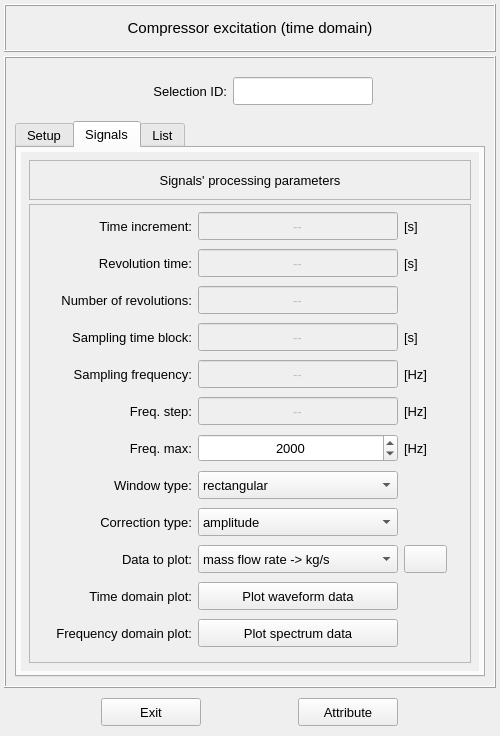
Above: vibra/interface/data/ui_files/model/acoustic/compressor_excitation_waveform_inputs.ui from MOPT-UFSC/VIBRA before the change. Below: the same form after it.
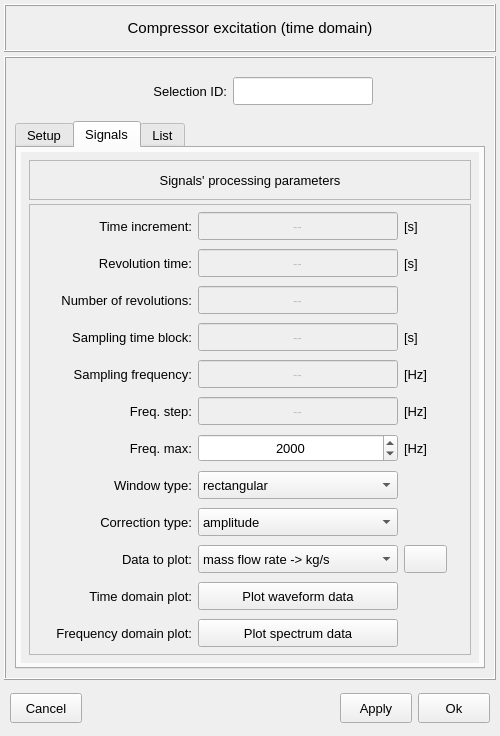
That is the form after the change. The open tabs and pages were chosen to show the change. Icons and pictures are not drawn.

The edit to the form file:
```diff
--- a/vibra/interface/data/ui_files/model/acoustic/compressor_excitation_waveform_inputs.ui
+++ b/vibra/interface/data/ui_files/model/acoustic/compressor_excitation_waveform_inputs.ui
@@ -34,7 +34,6 @@
   <property name="font">
    <font>
     <pointsize>11</pointsize>
-    <weight>50</weight>
     <bold>false</bold>
    </font>
   </property>
@@ -105,114 +104,7 @@
          <enum>Qt::AutoText</enum>
         </property>
         <property name="alignment">
-         <set>Qt::AlignCenter</set>
-        </property>
-       </widget>
-      </item>
-     </layout>
-    </widget>
-   </item>
-   <item row="2" column="0">
-    <widget class="QFrame" name="frame_11">
-     <property name="minimumSize">
-      <size>
-       <width>340</width>
-       <height>40</height>
-      </size>
-     </property>
-     <property name="maximumSize">
-      <size>
-       <width>16777215</width>
-       <height>100</height>
-      </size>
-     </property>
-     <property name="frameShape">
-      <enum>QFrame::NoFrame</enum>
-     </property>
-     <property name="frameShadow">
-      <enum>QFrame::Raised</enum>
-     </property>
-     <layout class="QGridLayout" name="gridLayout_14">
-      <property name="leftMargin">
-       <number>0</number>
-      </property>
-      <property name="topMargin">
-       <number>0</number>
-      </property>
-      <property name="rightMargin">
-       <number>0</number>
-      </property>
-      <property name="bottomMargin">
-       <number>0</number>
-      </property>
-      <property name="spacing">
-       <number>0</number>
-      </property>
-      <item row="0" column="1">
-       <widget class="QPushButton" name="pushButton_attribute">
-        <property name="minimumSize">
-         <size>
-          <width>100</width>
-          <height>28</height>
-         </size>
-        </property>
-        <property name="maximumSize">
-         <size>
-          <width>100</width>
-          <height>28</height>
-         </size>
-        </property>
-        <property name="font">
-         <font>
-          <family>MS Shell Dlg 2</family>
-          <pointsize>10</pointsize>
-          <weight>50</weight>
-          <italic>false</italic>
-          <bold>false</bold>
-         </font>
-        </property>
-        <property name="styleSheet">
-         <string notr="true"/>
-        </property>
-        <property name="text">
-         <string>Attribute</string>
-        </property>
-        <property name="autoDefault">
-         <bool>false</bool>
-        </property>
-       </widget>
-      </item>
-      <item row="0" column="0">
-       <widget class="QPushButton" name="pushButton_exit">
-        <property name="minimumSize">
-         <size>
-          <width>100</width>
-          <height>28</height>
-         </size>
-        </property>
-        <property name="maximumSize">
-         <size>
-          <width>100</width>
-          <height>28</height>
-         </size>
-        </property>
-        <property name="font">
-         <font>
-          <family>MS Shell Dlg 2</family>
-          <pointsize>10</pointsize>
-          <weight>50</weight>
-          <italic>false</italic>
-          <bold>false</bold>
-         </font>
-        </property>
-        <property name="styleSheet">
-         <string notr="true"/>
-        </property>
-        <property name="text">
-         <string>Exit</string>
-        </property>
-        <property name="autoDefault">
-         <bool>false</bool>
+         <set>Qt::AlignmentFlag::AlignCenter</set>
         </property>
        </widget>
       </item>
@@ -257,6 +149,7 @@
         <property name="font">
          <font>
           <pointsize>10</pointsize>
+          <bold>false</bold>
          </font>
         </property>
         <property name="currentIndex">
@@ -1133,8 +1026,8 @@
               <rect>
                <x>0</x>
                <y>0</y>
-               <width>456</width>
-               <height>519</height>
+               <width>424</width>
+               <height>268</height>
               </rect>
              </property>
              <layout class="QGridLayout" name="gridLayout_17">
@@ -2291,6 +2184,172 @@
      </layout>
     </widget>
    </item>
+   <item row="2" column="0">
+    <widget class="QFrame" name="frame_buttons">
+     <property name="minimumSize">
+      <size>
+       <width>0</width>
+       <height>48</height>
+      </size>
+     </property>
+     <property name="maximumSize">
+      <size>
+       <width>16777215</width>
+       <height>48</height>
+      </size>
+     </property>
+     <property name="frameShape">
+      <enum>QFrame::Shape::NoFrame</enum>
+     </property>
+     <property name="frameShadow">
+      <enum>QFrame::Shadow::Raised</enum>
+     </property>
+     <layout class="QGridLayout" name="gridLayout_12">
+      <property name="leftMargin">
+       <number>6</number>
+      </property>
+      <property name="topMargin">
+       <number>0</number>
+      </property>
+      <property name="rightMargin">
+       <number>6</number>
+      </property>
+      <property name="bottomMargin">
+       <number>0</number>
+      </property>
+      <property name="verticalSpacing">
+       <number>0</number>
+      </property>
+      <item row="0" column="3">
+       <widget class="QPushButton" name="pushButton_apply_and_close">
+        <property name="minimumSize">
+         <size>
+          <width>72</width>
+          <height>30</height>
+         </size>
+        </property>
+        <property name="maximumSize">
+         <size>
+          <width>72</width>
+          <height>30</height>
+         </size>
+        </property>
+        <property name="font">
+         <font>
+          <pointsize>10</pointsize>
+          <italic>false</italic>
+          <bold>false</bold>
+         </font>
+        </property>
+        <property name="styleSheet">
+         <string notr="true"/>
+        </property>
+        <property name="text">
+         <string>Ok</string>
+        </property>
+        <property name="autoDefault">
+         <bool>false</bool>
+        </property>
+        <property name="default">
+         <bool>false</bool>
+        </property>
+        <property name="flat">
+         <bool>false</bool>
+        </property>
+       </widget>
+      </item>
+      <item row="0" column="2">
+       <widget class="QPushButton" name="pushButton_apply">
+        <property name="minimumSize">
+         <size>
+          <width>72</width>
+          <height>30</height>
+         </size>
+        </property>
+        <property name="maximumSize">
+         <size>
+          <width>72</width>
+          <height>30</height>
+         </size>
+        </property>
+        <property name="font">
+         <font>
+          <pointsize>10</pointsize>
+          <italic>false</italic>
+          <bold>false</bold>
+         </font>
+        </property>
+        <property name="styleSheet">
+         <string notr="true"/>
+        </property>
+        <property name="text">
+         <string>Apply</string>
+        </property>
+        <property name="autoDefault">
+         <bool>false</bool>
+        </property>
+        <property name="default">
+         <bool>false</bool>
+        </property>
+        <property name="flat">
+         <bool>false</bool>
+        </property>
+       </widget>
+      </item>
+      <item row="0" column="0">
+       <widget class="QPushButton" name="pushButton_cancel">
+        <property name="minimumSize">
+         <size>
+          <width>72</width>
+          <height>30</height>
+         </size>
+        </property>
+        <property name="maximumSize">
+         <size>
+          <width>72</width>
+          <height>30</height>
+         </size>
+        </property>
+        <property name="font">
+         <font>
+          <pointsize>10</pointsize>
+          <italic>false</italic>
+          <bold>false</bold>
+         </font>
+        </property>
+        <property name="styleSheet">
+         <string notr="true"/>
+        </property>
+        <property name="text">
+         <string>Cancel</string>
+        </property>
+        <property name="autoDefault">
+         <bool>false</bool>
+        </property>
+        <property name="default">
+         <bool>false</bool>
+        </property>
+        <property name="flat">
+         <bool>false</bool>
+        </property>
+       </widget>
+      </item>
+      <item row="0" column="1">
+       <spacer name="horizontalSpacer_17">
+        <property name="orientation">
+         <enum>Qt::Orientation::Horizontal</enum>
+        </property>
+        <property name="sizeHint" stdset="0">
+         <size>
+          <width>40</width>
+          <height>20</height>
+         </size>
+        </property>
+       </spacer>
+      </item>
+     </layout>
+    </widget>
+   </item>
   </layout>
  </widget>
  <resources>
```
Left out of the diff: 165 changed lines with no effect on the pictures.
